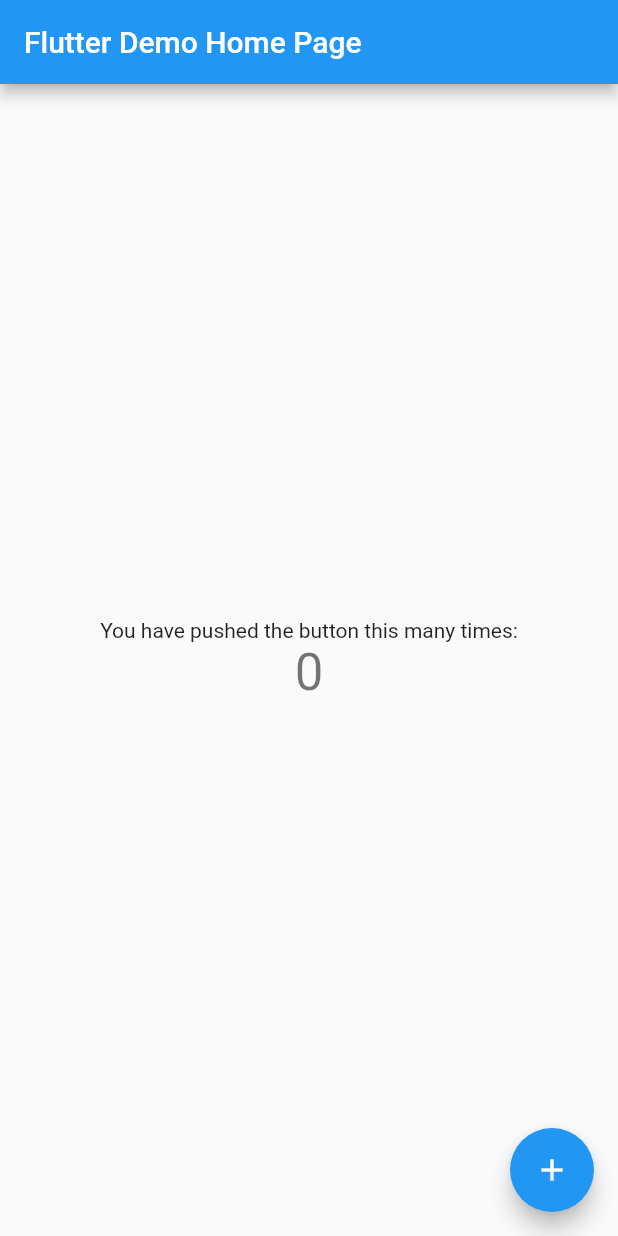
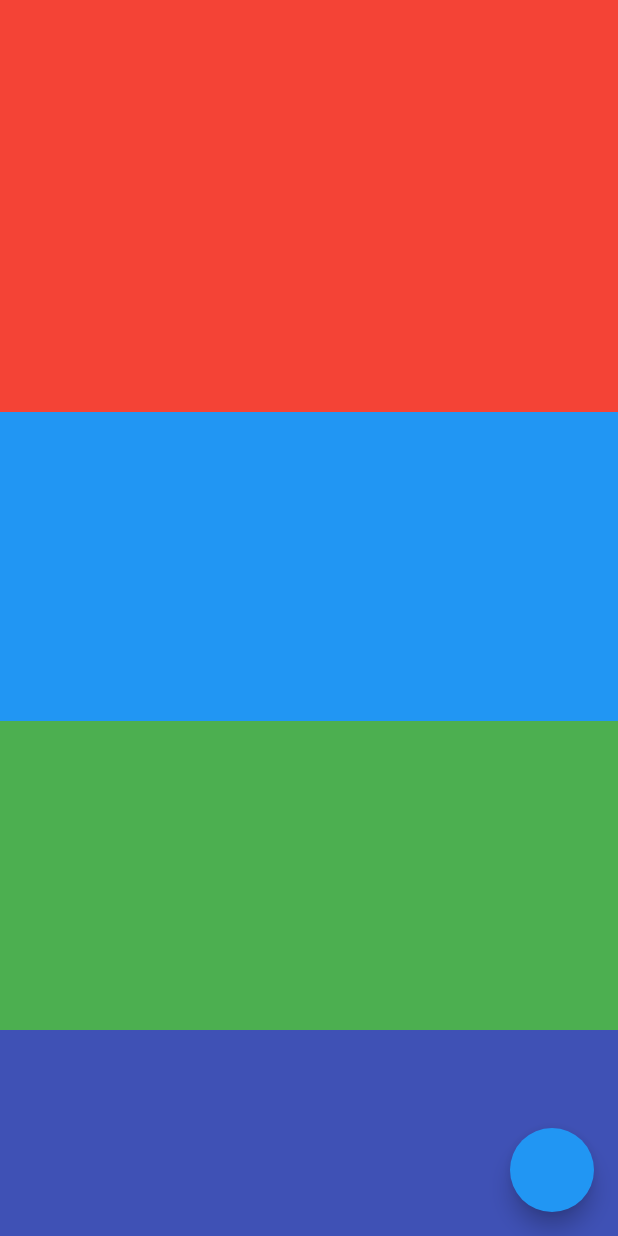
Before and after one commit to alfredobs97/FlutterInteractAnd, a Flutter app: the screen it shows after launch, on a phone screen of 412 x 824 dp. Run offline on Flutter 3.47's test engine with Material 2 defaults, Android fonts, the phone set to English and light mode, and no system bars.

Commit message:
Layout first page

```diff
--- a/lib/main.dart
+++ b/lib/main.dart
@@ -7,104 +7,60 @@ class MyApp extends StatelessWidget {
   @override
   Widget build(BuildContext context) {
     return MaterialApp(
-      title: 'Flutter Demo',
+      title: 'Mi lista de regalos',
       theme: ThemeData(
-        // This is the theme of your application.
-        //
-        // Try running your application with "flutter run". You'll see the
-        // application has a blue toolbar. Then, without quitting the app, try
-        // changing the primarySwatch below to Colors.green and then invoke
-        // "hot reload" (press "r" in the console where you ran "flutter run",
-        // or simply save your changes to "hot reload" in a Flutter IDE).
-        // Notice that the counter didn't reset back to zero; the application
-        // is not restarted.
         primarySwatch: Colors.blue,
       ),
-      home: MyHomePage(title: 'Flutter Demo Home Page'),
+      home: MyHomePage(),
     );
   }
 }
 
 class MyHomePage extends StatefulWidget {
-  MyHomePage({Key key, this.title}) : super(key: key);
-
-  // This widget is the home page of your application. It is stateful, meaning
-  // that it has a State object (defined below) that contains fields that affect
-  // how it looks.
-
-  // This class is the configuration for the state. It holds the values (in this
-  // case the title) provided by the parent (in this case the App widget) and
-  // used by the build method of the State. Fields in a Widget subclass are
-  // always marked "final".
-
-  final String title;
-
   @override
   _MyHomePageState createState() => _MyHomePageState();
 }
 
 class _MyHomePageState extends State<MyHomePage> {
-  int _counter = 0;
-
-  void _incrementCounter() {
-    setState(() {
-      // This call to setState tells the Flutter framework that something has
-      // changed in this State, which causes it to rerun the build method below
-      // so that the display can reflect the updated values. If we changed
-      // _counter without calling setState(), then the build method would not be
-      // called again, and so nothing would appear to happen.
-      _counter++;
-    });
-  }
-
   @override
   Widget build(BuildContext context) {
-    // This method is rerun every time setState is called, for instance as done
-    // by the _incrementCounter method above.
-    //
-    // The Flutter framework has been optimized to make rerunning build methods
-    // fast, so that you can just rebuild anything that needs updating rather
-    // than having to individually change instances of widgets.
     return Scaffold(
-      appBar: AppBar(
-        // Here we take the value from the MyHomePage object that was created by
-        // the App.build method, and use it to set our appbar title.
-        title: Text(widget.title),
-      ),
-      body: Center(
-        // Center is a layout widget. It takes a single child and positions it
-        // in the middle of the parent.
+      body: SafeArea(
         child: Column(
-          // Column is also a layout widget. It takes a list of children and
-          // arranges them vertically. By default, it sizes itself to fit its
-          // children horizontally, and tries to be as tall as its parent.
-          //
-          // Invoke "debug painting" (press "p" in the console, choose the
-          // "Toggle Debug Paint" action from the Flutter Inspector in Android
-          // Studio, or the "Toggle Debug Paint" command in Visual Studio Code)
-          // to see the wireframe for each widget.
-          //
-          // Column has various properties to control how it sizes itself and
-          // how it positions its children. Here we use mainAxisAlignment to
-          // center the children vertically; the main axis here is the vertical
-          // axis because Columns are vertical (the cross axis would be
-          // horizontal).
-          mainAxisAlignment: MainAxisAlignment.center,
           children: <Widget>[
-            Text(
-              'You have pushed the button this many times:',
+            Container(
+              height: MediaQuery.of(context).size.height / 3,
+              color: Colors.red,
             ),
-            Text(
-              '$_counter',
-              style: Theme.of(context).textTheme.display1,
-            ),
+            Expanded(
+
+              child: ListView(
+                children: <Widget>[
+                  Container(
+                    height: MediaQuery.of(context).size.height / 4,
+                    color: Colors.blue,
+                  ),
+                  Container(
+                    height: MediaQuery.of(context).size.height / 4,
+                    color: Colors.green,
+                  ),
+                  Container(
+                    height: MediaQuery.of(context).size.height / 4,
+                    color: Colors.indigo,
+                  ),
+                  Container(
+                    height: MediaQuery.of(context).size.height / 4,
+                    color: Colors.limeAccent,
+                  ),
+                ],
+              ),
+            )
           ],
         ),
       ),
       floatingActionButton: FloatingActionButton(
-        onPressed: _incrementCounter,
-        tooltip: 'Increment',
-        child: Icon(Icons.add),
+        onPressed: () => {
+        },
       ), // This trailing comma makes auto-formatting nicer for build methods.
     );
   }
```
